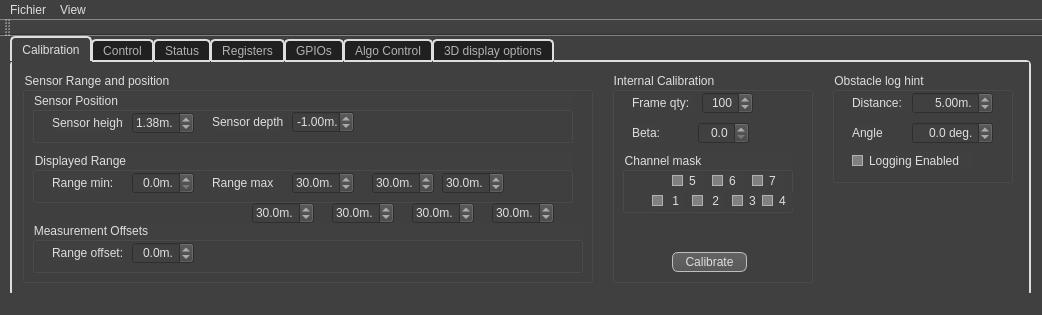
Above: src/AWLQtDemo/awlqtdemo.ui from samanwaya-jena/EVAL-ADAL6110-16-GUI before the change. Below: the same form after it.
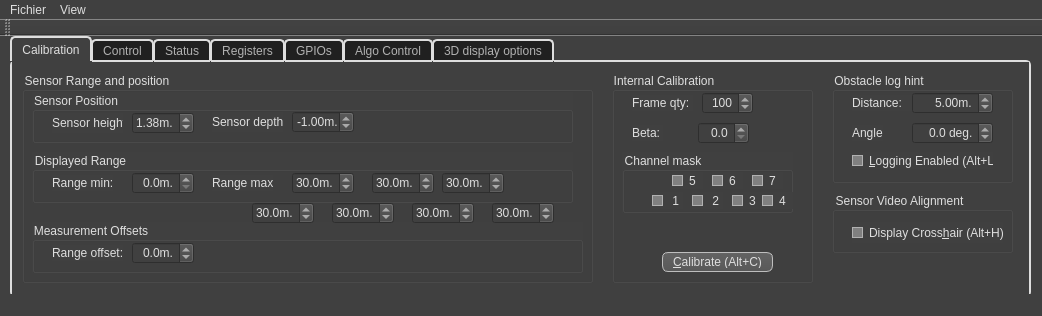
That is the form after the change. The open tabs and pages were chosen to show the change. Icons and pictures are not drawn.

Commit message: Added ALT keys on Calibration (ALT+C), Logging (ALT+L) and Video Crosshair Display (ALT+H)

```diff
--- a/src/AWLQtDemo/awlqtdemo.ui
+++ b/src/AWLQtDemo/awlqtdemo.ui
@@ -7,12 +7,12 @@
     <x>0</x>
     <y>0</y>
     <width>1042</width>
-    <height>315</height>
+    <height>316</height>
    </rect>
   </property>
   <property name="sizePolicy">
    <sizepolicy hsizetype="Expanding" vsizetype="Ignored">
-    <horstretch>0</horstretch>
+    <horstretch>200</horstretch>
     <verstretch>0</verstretch>
    </sizepolicy>
   </property>
@@ -791,14 +791,14 @@
       <widget class="QPushButton" name="calibrateButton">
        <property name="geometry">
         <rect>
-         <x>60</x>
+         <x>50</x>
          <y>180</y>
-         <width>75</width>
+         <width>111</width>
          <height>20</height>
         </rect>
        </property>
        <property name="text">
-        <string>Calibrate</string>
+        <string>&amp;Calibrate (Alt+C)</string>
        </property>
        <property name="checkable">
         <bool>true</bool>
@@ -809,9 +809,6 @@
        <property name="autoDefault">
         <bool>false</bool>
        </property>
-       <property name="default">
-        <bool>false</bool>
-       </property>
        <property name="flat">
         <bool>false</bool>
        </property>
@@ -1356,12 +1353,53 @@
         <rect>
          <x>20</x>
          <y>80</y>
-         <width>121</width>
+         <width>141</width>
          <height>17</height>
         </rect>
        </property>
        <property name="text">
-        <string>Logging Enabled</string>
+        <string>&amp;Logging Enabled (Alt+L)</string>
+       </property>
+       <property name="checkable">
+        <bool>true</bool>
+       </property>
+       <property name="checked">
+        <bool>false</bool>
+       </property>
+       <property name="autoRepeat">
+        <bool>false</bool>
+       </property>
+       <property name="tristate">
+        <bool>false</bool>
+       </property>
+      </widget>
+     </widget>
+     <widget class="QGroupBox" name="videoAlignGroupBox">
+      <property name="enabled">
+       <bool>true</bool>
+      </property>
+      <property name="geometry">
+       <rect>
+        <x>820</x>
+        <y>130</y>
+        <width>181</width>
+        <height>61</height>
+       </rect>
+      </property>
+      <property name="title">
+       <string>Sensor Video Alignment</string>
+      </property>
+      <widget class="QCheckBox" name="videoCrosshairCheckbox">
+       <property name="geometry">
+        <rect>
+         <x>20</x>
+         <y>30</y>
+         <width>151</width>
+         <height>21</height>
+        </rect>
+       </property>
+       <property name="text">
+        <string>Display Cross&amp;hair (Alt+H)</string>
        </property>
        <property name="checkable">
         <bool>true</bool>
```
Left out of the diff: 26 changed lines with no effect on the pictures. The commit also changes 7 other files.
